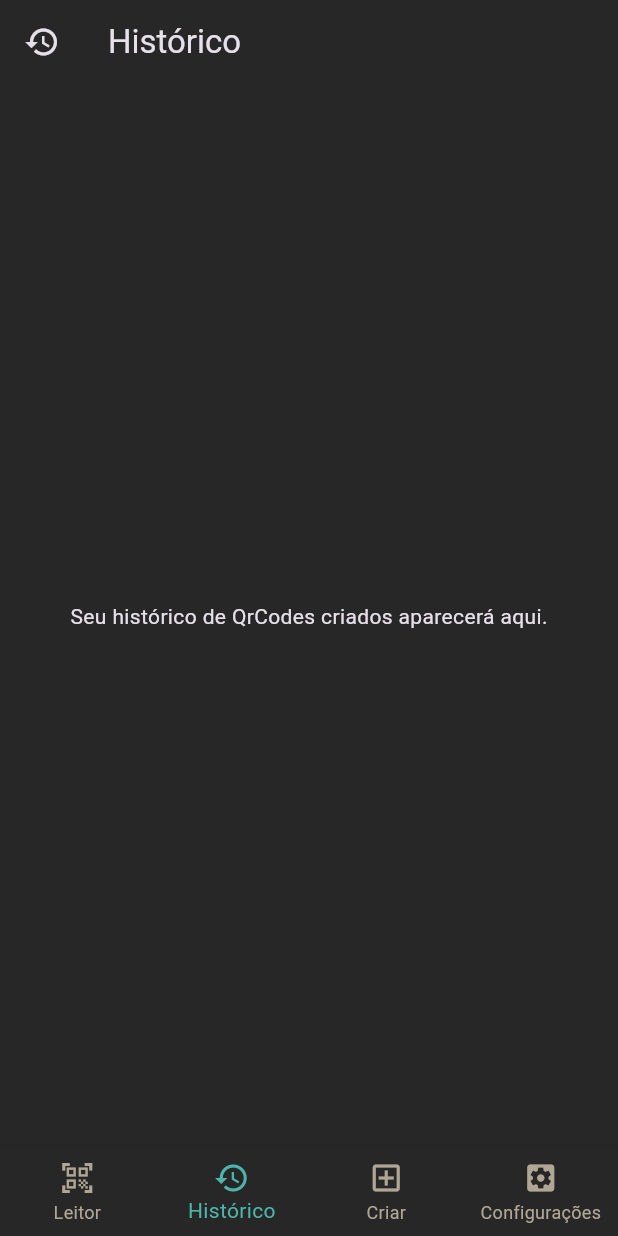
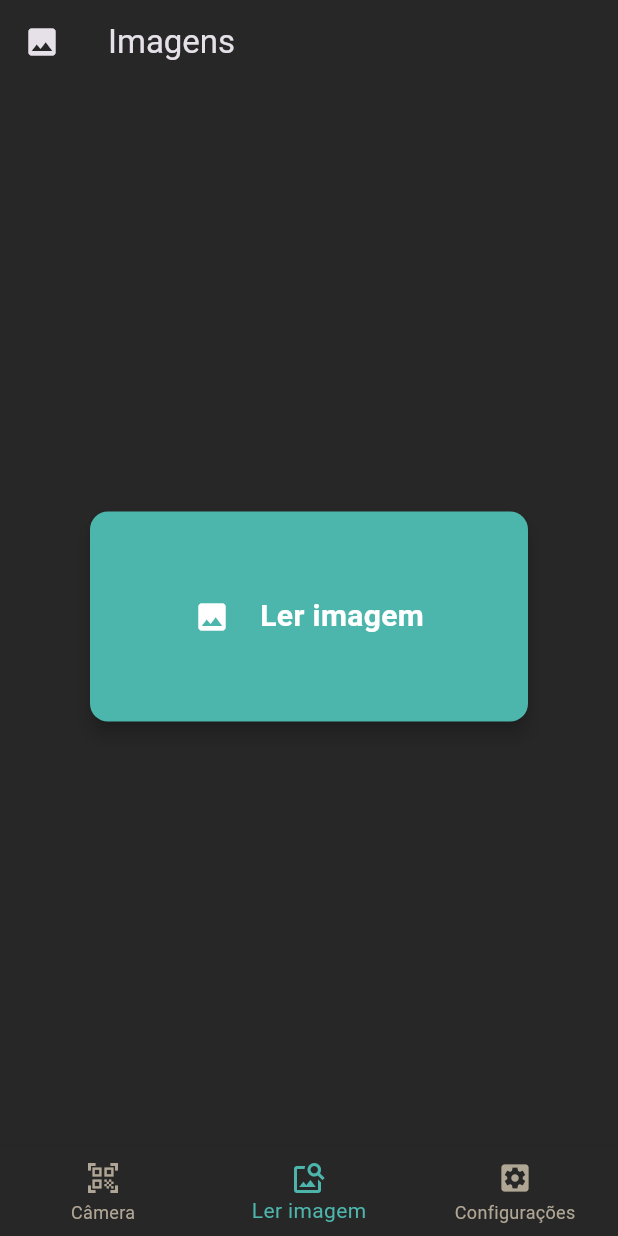
Before and after one commit to S3NTIN3LA/QrScanner, a Flutter app: the screen it shows after launch, item 2 of the bottom bar chosen, on a phone screen of 412 x 824 dp. Run offline on Flutter 3.47's test engine with Material 3 defaults, Android fonts, the phone set to English and light mode, and no system bars; our stand-ins replace image_picker, shared_preferences, vibration; missing offline and left inert: flutter_barcode_scanner, google_ml_kit.

Commit message:
Pré lançamento

```diff
--- a/lib/navigation/bottom_navigation.dart
+++ b/lib/navigation/bottom_navigation.dart
@@ -1,8 +1,7 @@
 import 'package:flutter/material.dart';
 import 'package:leitor_qrcode/pages/configuracao.dart';
-import 'package:leitor_qrcode/pages/criar.dart';
-import 'package:leitor_qrcode/pages/historico.dart';
-import 'package:leitor_qrcode/pages/leitor.dart';
+import 'package:leitor_qrcode/pages/leitor_camera.dart';
+import 'package:leitor_qrcode/pages/leitor_imagens.dart';
 import 'package:vibration/vibration.dart';
 
 class BottomBar extends StatefulWidget {
@@ -29,9 +28,14 @@ class _BottomBarState extends State<BottomBar> {
           BottomNavigationBarItem(
             backgroundColor: null,
             icon: Icon(Icons.qr_code_scanner_sharp),
-            label: 'Leitor',
+            label: 'Câmera',
           ),
           BottomNavigationBarItem(
+            backgroundColor: null,
+            icon: Icon(Icons.image_search),
+            label: 'Ler imagem',
+          ),
+          /*BottomNavigationBarItem(
             backgroundColor: null,
             icon: Icon(Icons.history),
             label: 'Histórico',
@@ -42,7 +46,7 @@ class _BottomBarState extends State<BottomBar> {
               Icons.add_box_outlined,
             ),
             label: 'Criar',
-          ),
+          ),*/
           BottomNavigationBarItem(
               backgroundColor: null,
               icon: Icon(Icons.settings_applications_sharp),
@@ -55,8 +59,9 @@ class _BottomBarState extends State<BottomBar> {
         index: _pageSelected,
         children: const [
           LeitorPage(),
-          Historico(),
-          Criar(),
+          LeitorImagens(),
+          //Historico(),
+          //Criar(),
           Configuracoes(),
         ],
       ),
--- a/lib/pages/configuracao.dart
+++ b/lib/pages/configuracao.dart
@@ -61,7 +61,7 @@ class _ConfiguracoesState extends State<Configuracoes> {
                 },
               ),
             ),
-            ListTile(
+            /*ListTile(
               leading: Icon(
                 abrirLinks ? Icons.link : Icons.link_off,
               ),
@@ -78,7 +78,7 @@ class _ConfiguracoesState extends State<Configuracoes> {
                   });
                 },
               ),
-            ),
+            ),*/
             ListTile(
               leading: Icon(
                 vibrar ? Icons.vibration : Icons.smartphone,
--- a/lib/pages/criar.dart
+++ b/lib/pages/criar.dart
@@ -18,10 +18,10 @@ class _CriarState extends State<Criar> {
   Widget build(BuildContext context) {
     return Scaffold(
       appBar: AppBar(
-        leading: Icon(
+        leading: const Icon(
           Icons.add_box_outlined,
         ),
-        title: Text(
+        title: const Text(
           'Criar',
         ),
       ),
--- /dev/null
+++ b/lib/pages/leitor_imagens.dart
@@ -0,0 +1,156 @@
+import 'package:flutter/material.dart';
+import 'package:flutter/services.dart';
+import 'package:image_picker/image_picker.dart';
+import 'package:leitor_qrcode/funcoes/leitor_imagem.dart';
+import 'package:leitor_qrcode/styles/colors.dart';
+import 'package:leitor_qrcode/styles/text.dart';
+import 'package:vibration/vibration.dart';
+
+class LeitorImagens extends StatefulWidget {
+  const LeitorImagens({super.key});
+
+  @override
+  State<LeitorImagens> createState() => _LeitorImagensState();
+}
+
+class _LeitorImagensState extends State<LeitorImagens> {
+  String _scanResult = '';
+  final QRImageScannerService _qrImageScannerService = QRImageScannerService();
+
+  Future<void> _pickImage() async {
+    final ImagePicker picker = ImagePicker();
+    final XFile? image = await picker.pickImage(source: ImageSource.gallery);
+
+    if (image != null) {
+      String scanResult =
+          await _qrImageScannerService.scanQRFromImage(image.path);
+      setState(() {
+        _scanResult = scanResult;
+      });
+    }
+  }
+
+  @override
+  Widget build(BuildContext context) {
+    return Scaffold(
+      appBar: AppBar(
+        leading: const Icon(Icons.photo),
+        title: const Text('Imagens'),
+      ),
+      body: Center(
+        child: Padding(
+          padding: const EdgeInsets.all(8.0),
+          child: SizedBox(
+            width: 300,
+            child: Column(
+              mainAxisAlignment: MainAxisAlignment.center,
+              children: [
+                if (_scanResult != '')
+                  Card(
+                    elevation: 5,
+                    child: Padding(
+                      padding: const EdgeInsets.all(8.0),
+                      child: Column(
+                        crossAxisAlignment: CrossAxisAlignment.start,
+                        children: [
+                          const Text(
+                            'Toque para copiar:',
+                            style: TextStyle(
+                                color: Colors.white,
+                                fontWeight: FontWeight.bold),
+                          ),
+                          const SizedBox(
+                            height: 5,
+                          ),
+                          InkWell(
+                            onTap: () {
+                              Vibration.vibrate(duration: 50);
+                              final data = ClipboardData(text: _scanResult);
+                              Clipboard.setData(data);
+                              ScaffoldMessenger.of(context).showSnackBar(
+                                SnackBar(
+                                  duration: const Duration(seconds: 1),
+                                  backgroundColor: MinhasCores.secundaria,
+                                  content: Row(
+                                    children: [
+                                      const Icon(
+                                        Icons.check,
+                                        color: Colors.white,
+                                      ),
+                                      const SizedBox(
+                                        width: 10,
+                                      ),
+                                      Text(
+                                        'Copiado!',
+                                        style: EstilosTexto.textoPaginas,
+                                      ),
+                                    ],
+                                  ),
+                                ),
+                              );
+                            },
+                            child: SizedBox(
+                              height: 60,
+                              child: ListView(
+                                children: [
+                                  Text(
+                                    _scanResult,
+                                    maxLines: 3,
+                                    style: const TextStyle(
+                                      color: Colors.white,
+                                    ),
+                                  ),
+                                ],
+                              ),
+                            ),
+                          ),
+                        ],
+                      ),
+                    ),
+                  ),
+                Card(
+                  elevation: 5,
+                  child: SizedBox(
+                    height: 140,
+                    child: IconButton(
+                      style: ButtonStyle(
+                        shape: WidgetStatePropertyAll(
+                          RoundedRectangleBorder(
+                            borderRadius: BorderRadius.circular(5),
+                          ),
+                        ),
+                      ),
+                      onPressed: () {
+                        _pickImage();
+                        Vibration.vibrate(duration: 50);
+                      },
+                      icon: const Row(
+                        mainAxisAlignment: MainAxisAlignment.center,
+                        children: [
+                          Icon(
+                            Icons.photo,
+                            color: Colors.white,
+                          ),
+                          SizedBox(
+                            width: 20,
+                          ),
+                          Text(
+                            'Ler imagem',
+                            style: TextStyle(
+                                color: Colors.white,
+                                fontSize: 20,
+                                fontWeight: FontWeight.bold),
+                          ),
+                        ],
+                      ),
+                    ),
+                  ),
+                ),
+              ],
+            ),
+          ),
+        ),
+      ),
+    );
+  }
+}
--- a/pubspec.yaml
+++ b/pubspec.yaml
@@ -18,11 +18,12 @@ dependencies:
 
   cupertino_icons: ^1.0.6
   vibration: ^1.9.0
-  image_picker: ^1.1.1
+  image_picker: ^1.1.2
   flutter_barcode_scanner: ^2.0.0
   flutter_native_splash: ^2.4.0
   provider: ^6.1.2
   shared_preferences: ^2.2.3
+  google_ml_kit: ^0.18.0
 
 flutter_native_splash:
   color: '#EEEEEE'
```
Also changed, not shown: lib/funcoes/leitor_imagem.dart (added, +23 -0 lines), lib/pages/leitor_camera.dart (renamed from lib/pages/leitor.dart, +4 -36 lines), pubspec.lock.
